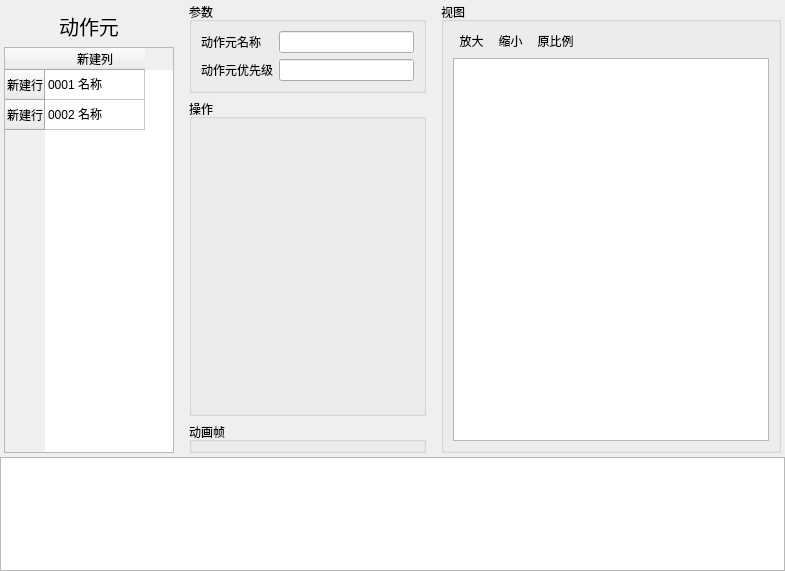
Before: the Qt Designer form DrillGIFActionSequenceEditor/Source/ActionSeqModule/actionPart/p_ActionPart.ui in DrillUp/DrillGIFActionSequenceEditor, drawn with Qt 5.
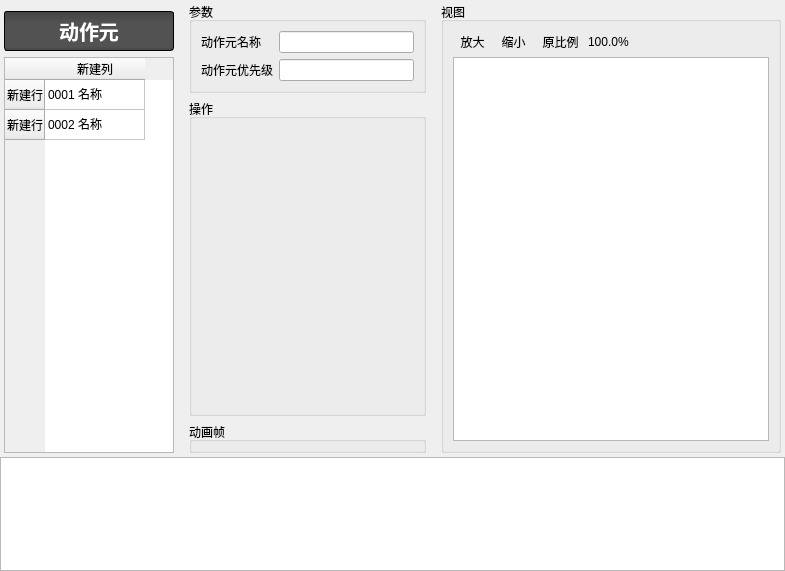
After: the same form once the commit is applied. Icons and pictures are not drawn.

What changed in the file:
```diff
--- a/DrillGIFActionSequenceEditor/Source/ActionSeqModule/actionPart/p_ActionPart.ui
+++ b/DrillGIFActionSequenceEditor/Source/ActionSeqModule/actionPart/p_ActionPart.ui
@@ -77,7 +77,15 @@
             <item>
              <widget class="QLabel" name="label">
               <property name="styleSheet">
-               <string notr="true">font-size:20px;</string>
+               <string notr="true">
+font-family:&quot;微软雅黑&quot;;
+font-size:20px;
+font-weight:bold;
+padding:4px;
+color:#ffffff;
+border-radius:3px;
+border:1px solid #000000;
+background-color: qlineargradient(spread:pad, x1:0, y1:0, x2:0, y2:1, stop:0 #444444, stop:0.3 #525252, stop:0.9 #525252, stop:1 #444444 )</string>
               </property>
               <property name="text">
                <string>动作元</string>
@@ -226,10 +234,8 @@
              <widget class="QWidget" name="widget_5" native="true">
               <property name="styleSheet">
                <string notr="true">
-/* 选项卡中的 按钮 样式 */
 QToolButton{
-	padding:1px;
-	padding-bottom:4px;
+	padding:2px;
 	border: 1px solid transparent;
 	background: rgba(255,255,255,0);
 }
@@ -238,12 +244,7 @@
 	border:1px solid #f2ca58;
 	background-color: qlineargradient(spread:pad, x1:0, y1:0, x2:0, y2:1, stop:0 #fdecad, stop:0.3 #fde48c, stop:0.9 #fce58c, stop:1 #fdfadf )
 }
-
-QPushButton{
-	border: 1px solid transparent;
-	background: rgba(255,255,255,0);
-}
-QPushButton:hover{
+QToolButton:pressed{
 	border-radius:1px;
 	border:1px solid #f2ca58;
 	background-color: qlineargradient(spread:pad, x1:0, y1:0, x2:0, y2:1, stop:0 #fdecad, stop:0.3 #fde48c, stop:0.9 #fce58c, stop:1 #fdfadf );
@@ -316,6 +317,13 @@
                  </property>
                 </widget>
                </item>
+               <item>
+                <widget class="QLabel" name="label_4">
+                 <property name="text">
+                  <string>100.0%</string>
+                 </property>
+                </widget>
+               </item>
                <item>
                 <spacer name="horizontalSpacer">
                  <property name="orientation">
```
Left out of the diff: 2 changed lines with no effect on the pictures.
